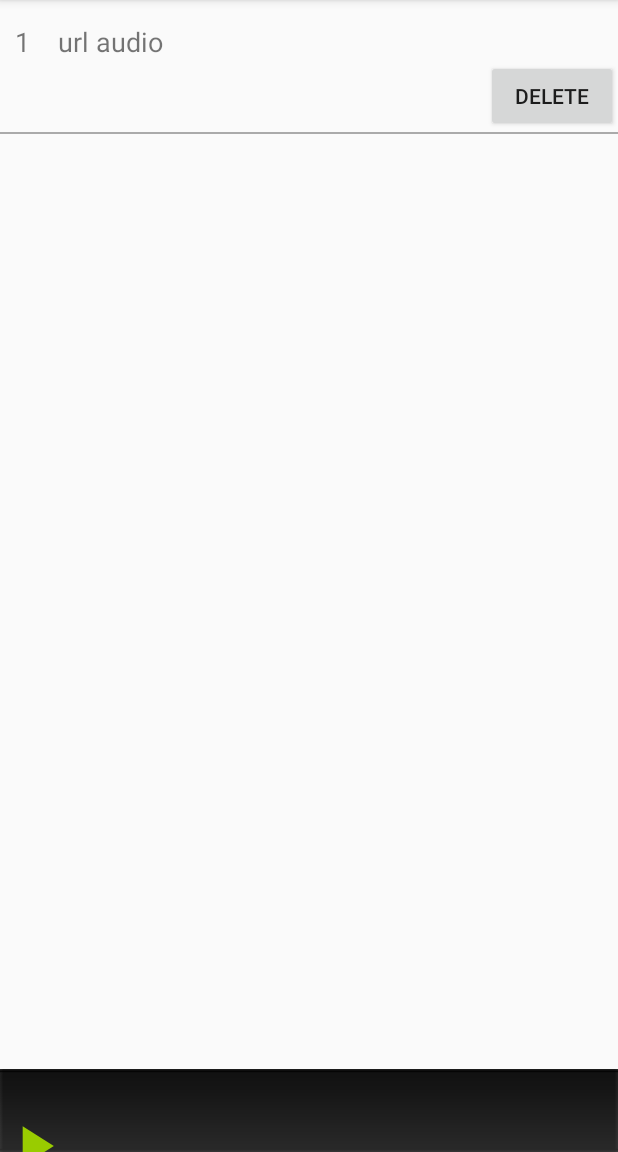
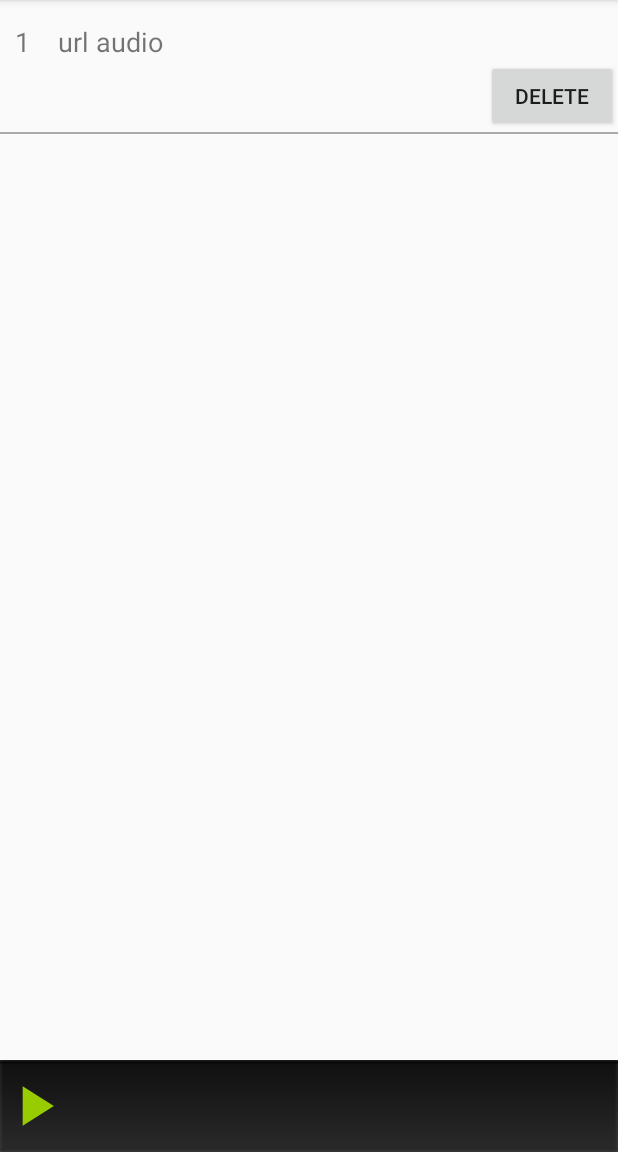
Before and after one commit to 2018rakibuzzaman/online_player, an Android app: the screen it shows after launch (MainActivity), on a phone screen of 412 x 824 dp, the part 84-1236 px from its top. Run offline under Robolectric (Android 15) with nearby library versions, the light colour scheme and no system bars; libraries missing offline, so code that uses them is left out: com.daimajia.androidanimations; 1 statement that could not run was skipped.

Commit message:
Update view_jcplayer.xml

```diff
--- a/jcplayer/src/main/res/layout/view_jcplayer.xml
+++ b/jcplayer/src/main/res/layout/view_jcplayer.xml
@@ -35,21 +35,19 @@
         tools:visibility="gone" />
 
 
-
-    <View
-        android:visibility="gone"
+    <LinearLayout
         android:id="@+id/view_stub"
-        android:layout_width="@dimen/touch_default"
-        android:layout_height="@dimen/touch_default"
+        android:layout_width="94dp"
+        android:layout_height="61dp"
         app:layout_constraintBottom_toBottomOf="parent"
-        app:layout_constraintStart_toStartOf="parent" />
+        app:layout_constraintStart_toStartOf="parent">
 
         <ImageButton
             android:id="@+id/btnPlay"
             android:layout_width="@dimen/touch_default"
             android:layout_height="@dimen/touch_default"
+            android:layout_marginTop="@dimen/spacing_normal"
             android:layout_marginBottom="@dimen/spacing_large"
-        android:layout_marginTop="@dimen/spacing_normal"
             android:background="@null"
             android:contentDescription="@string/play_button_description"
             android:scaleType="fitXY"
@@ -59,14 +57,12 @@
             app:srcCompat="@drawable/ic_play" />
 
 
-
-
         <ImageButton
             android:id="@+id/btnPause"
             android:layout_width="@dimen/touch_default"
             android:layout_height="@dimen/touch_default"
+            android:layout_marginTop="@dimen/spacing_normal"
             android:layout_marginBottom="@dimen/spacing_large"
-        android:layout_marginTop="@dimen/spacing_normal"
             android:background="@null"
             android:contentDescription="@string/play_button_description"
             android:scaleType="fitXY"
@@ -82,13 +78,14 @@
             android:layout_width="@dimen/touch_default"
             android:layout_height="@dimen/touch_default"
             android:layout_centerHorizontal="true"
+            android:layout_marginTop="@dimen/spacing_normal"
             android:layout_marginBottom="@dimen/spacing_large"
-        android:layout_marginTop="@dimen/spacing_normal"
             android:visibility="gone"
             app:layout_constraintBottom_toBottomOf="@id/view_stub"
             app:layout_constraintStart_toEndOf="@id/view_stub"
             app:layout_constraintTop_toTopOf="@id/view_stub"
             tools:visibility="visible" />
+    </LinearLayout>
 
 
 </android.support.constraint.ConstraintLayout>
```
Lines whose indentation alone changed are shown as unchanged.
